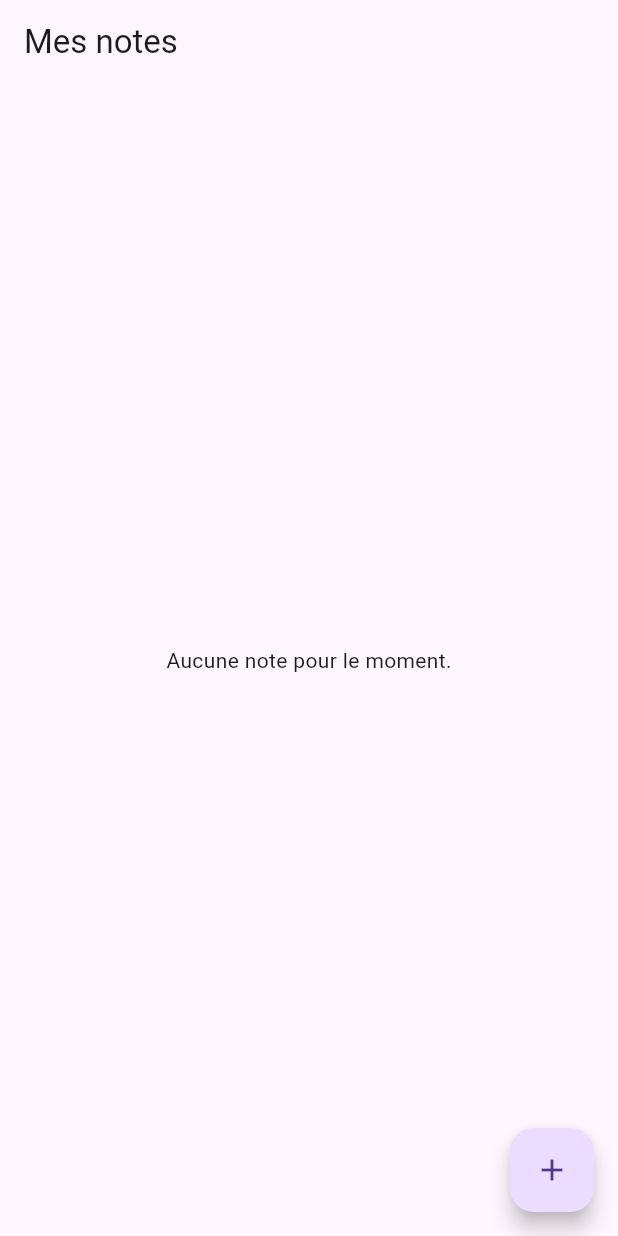
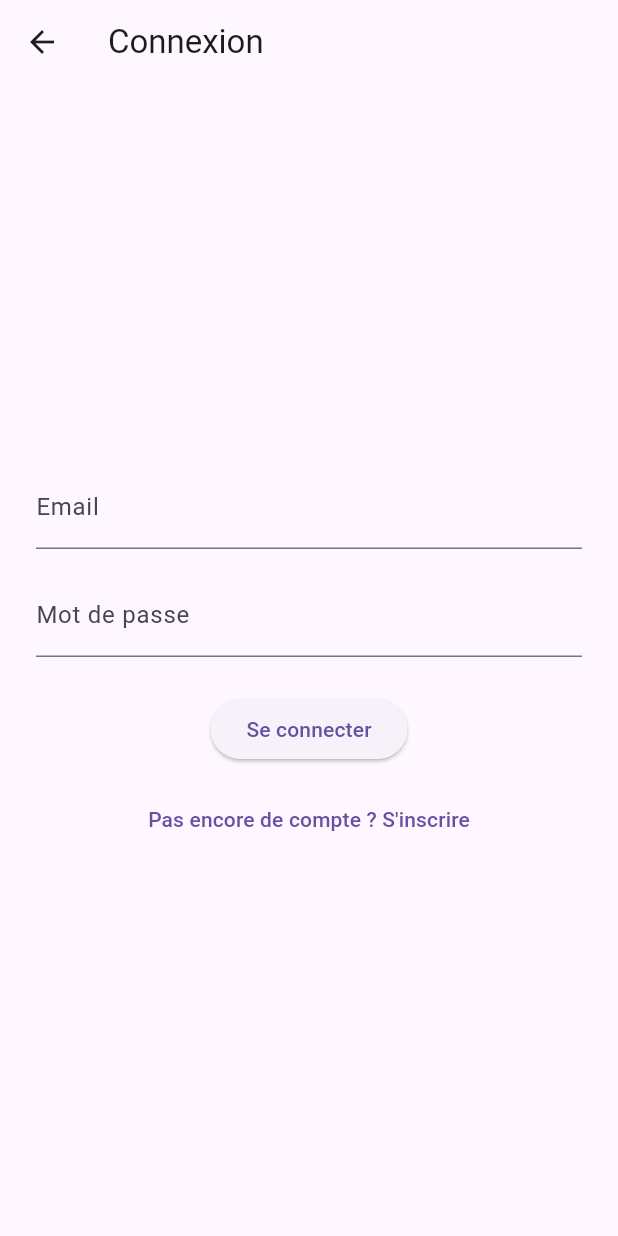
Before and after one commit to Clementbrj/Bloc-note, a Flutter app: the screen it shows after launch, on a phone screen of 412 x 824 dp. Run offline on Flutter 3.47's test engine with Material 3 defaults, Android fonts, the phone set to English and light mode, and no system bars; our stand-ins replace sqflite, sqflite_common_ffi, supabase_flutter; accounts and stored records are empty.

```diff
--- a/lib/app.dart
+++ b/lib/app.dart
@@ -1,5 +1,8 @@
 import 'package:flutter/material.dart';
 import 'screens/home_screen.dart';
+import 'package:supabase_flutter/supabase_flutter.dart';
+import 'screens/login_screen.dart';
+import 'screens/register_screen.dart';
 
 // Classe à exporté
 class MyApp extends StatelessWidget {
@@ -12,6 +15,14 @@ class MyApp extends StatelessWidget {
       theme: ThemeData(primarySwatch: Colors.teal),
       home: const HomeScreen(),
       debugShowCheckedModeBanner: false,
+            initialRoute: Supabase.instance.client.auth.currentUser == null
+          ? '/login'
+          : '/home',
+      routes: {
+        '/login': (_) => const LoginScreen(),
+        '/register': (_) => const RegisterScreen(),
+        '/home': (_) => const HomeScreen(),
+      },
     );
   }
 }
--- a/lib/models/note.dart
+++ b/lib/models/note.dart
@@ -1,5 +1,5 @@
 class Note {
-  final int? id;
+  final String? id;
   final String title;
   final String content;
   final DateTime createdAt;
@@ -19,9 +19,9 @@ class Note {
   };
 
   factory Note.fromMap(Map<String, dynamic> map) => Note(
-    id: map['id'],
-    title: map['title'],
-    content: map['content'],
-    createdAt: DateTime.parse(map['createdAt']),
+      id: map['id'] as String?,
+      title: map['title'] as String,
+      content: map['content'] as String,
+      createdAt: DateTime.parse(map['created_at'] as String),
   );
 }
--- a/lib/screens/edit_note.dart
+++ b/lib/screens/edit_note.dart
@@ -1,7 +1,7 @@
 import 'package:flutter/material.dart';
 import '../models/note.dart';
 import '../services/storage_services.dart';
-
+import '../services/supabase_storage_service.dart';
 class EditNoteScreen extends StatefulWidget {
   final Note? note;
   const EditNoteScreen({super.key, this.note});
@@ -11,7 +11,7 @@ class EditNoteScreen extends StatefulWidget {
 }
 
 class _EditNoteScreenState extends State<EditNoteScreen> {
-  final StorageService storage = StorageService();
+final SupabaseStorageService storage = SupabaseStorageService();
   final _formKey = GlobalKey<FormState>();
 
   late TextEditingController _titleController;
@@ -51,7 +51,7 @@ class _EditNoteScreenState extends State<EditNoteScreen> {
             );
 
     if (widget.note == null) {
-      await storage.insertNote(note);
+      await storage.addNote(note);
     } else {
       await storage.updateNote(note);
     }
--- /dev/null
+++ b/lib/screens/login_screen.dart
@@ -0,0 +1,94 @@
+import 'package:flutter/material.dart';
+import 'package:supabase_flutter/supabase_flutter.dart';
+
+class LoginScreen extends StatefulWidget {
+  const LoginScreen({Key? key}) : super(key: key);
+
+  @override
+  State<LoginScreen> createState() => _LoginScreenState();
+}
+
+class _LoginScreenState extends State<LoginScreen> {
+  final _emailController = TextEditingController();
+  final _passwordController = TextEditingController();
+  bool _isLoading = false;
+  final supabase = Supabase.instance.client;
+
+  Future<void> _login() async {
+    setState(() {
+      _isLoading = true;
+    });
+
+    try {
+      final response = await supabase.auth.signInWithPassword(
+        email: _emailController.text.trim(),
+        password: _passwordController.text.trim(),
+      );
+
+      if (response.user != null) {
+        Navigator.pushReplacementNamed(context, '/home'); // redirection après login
+      }
+    } on AuthException catch (e) {
+      ScaffoldMessenger.of(context).showSnackBar(
+        SnackBar(content: Text(e.message)),
+      );
+    } catch (e) {
+      ScaffoldMessenger.of(context).showSnackBar(
+        SnackBar(content: Text('Erreur inconnue : $e')),
+      );
+    }
+
+    setState(() {
+      _isLoading = false;
+    });
+  }
+
+  @override
+  void dispose() {
+    _emailController.dispose();
+    _passwordController.dispose();
+    super.dispose();
+  }
+
+  @override
+  Widget build(BuildContext context) {
+    return Scaffold(
+      appBar: AppBar(
+        title: const Text('Connexion'),
+      ),
+      body: Padding(
+        padding: const EdgeInsets.all(24.0),
+        child: Column(
+          mainAxisAlignment: MainAxisAlignment.center,
+          children: [
+            TextField(
+              controller: _emailController,
+              decoration: const InputDecoration(labelText: 'Email'),
+              keyboardType: TextInputType.emailAddress,
+            ),
+            const SizedBox(height: 16),
+            TextField(
+              controller: _passwordController,
+              decoration: const InputDecoration(labelText: 'Mot de passe'),
+              obscureText: true,
+            ),
+            const SizedBox(height: 24),
+            _isLoading
+                ? CircularProgressIndicator()
+                : ElevatedButton(
+                    onPressed: _login,
+                    child: const Text('Se connecter'),
+                  ),
+            const SizedBox(height: 12),
+            TextButton(
+              onPressed: () {
+                Navigator.pushNamed(context, '/register');
+              },
+              child: const Text("Pas encore de compte ? S'inscrire"),
+            ),
+          ],
+        ),
+      ),
+    );
+  }
+}
--- a/lib/screens/note_detail.dart
+++ b/lib/screens/note_detail.dart
@@ -1,10 +1,10 @@
 import 'package:flutter/material.dart';
 import '../models/note.dart';
 import '../services/storage_services.dart';
-
+import '../services/supabase_storage_service.dart';
 class NoteDetailScreen extends StatelessWidget {
   final Note note;
-  final StorageService storage = StorageService();
+  final SupabaseStorageService storage = SupabaseStorageService();
 
   NoteDetailScreen({super.key, required this.note});
 
--- a/lib/services/storage_services.dart
+++ b/lib/services/storage_services.dart
@@ -29,7 +29,7 @@ class StorageService {
         id INTEGER PRIMARY KEY AUTOINCREMENT,
         title TEXT NOT NULL,
         content TEXT NOT NULL,
-        createdAt TEXT NOT NULL
+        createdAt TIMESTAMP NOT NULL
       )
     ''');
   }
--- a/pubspec.yaml
+++ b/pubspec.yaml
@@ -18,6 +18,7 @@ dependencies:
 dev_dependencies:
   flutter_test:
     sdk: flutter
+  supabase_flutter: ^1.10.17
   flutter_lints: ^5.0.0
 
 flutter:
```
Also changed, not shown: lib/main.dart (+9 -1 lines), lib/screens/home_screen.dart (+31 -4 lines), lib/screens/register_screen.dart (added, +102 -0 lines), lib/services/supabase_storage_service.dart (added, +42 -0 lines), pubspec.lock, 6 other files.
